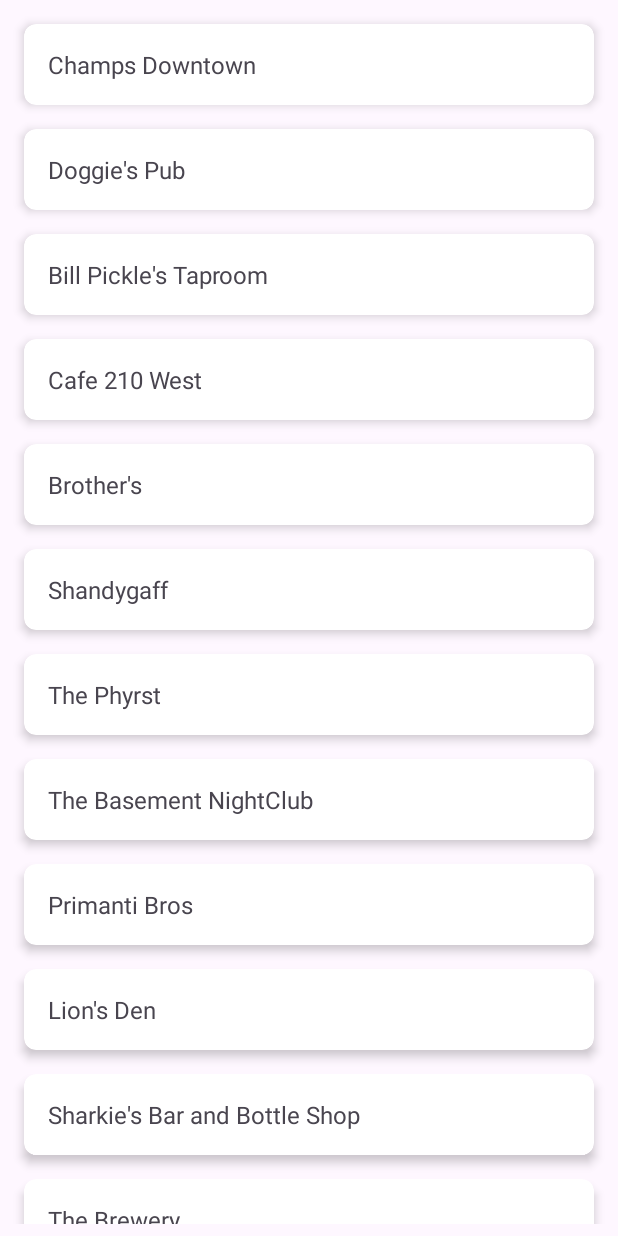
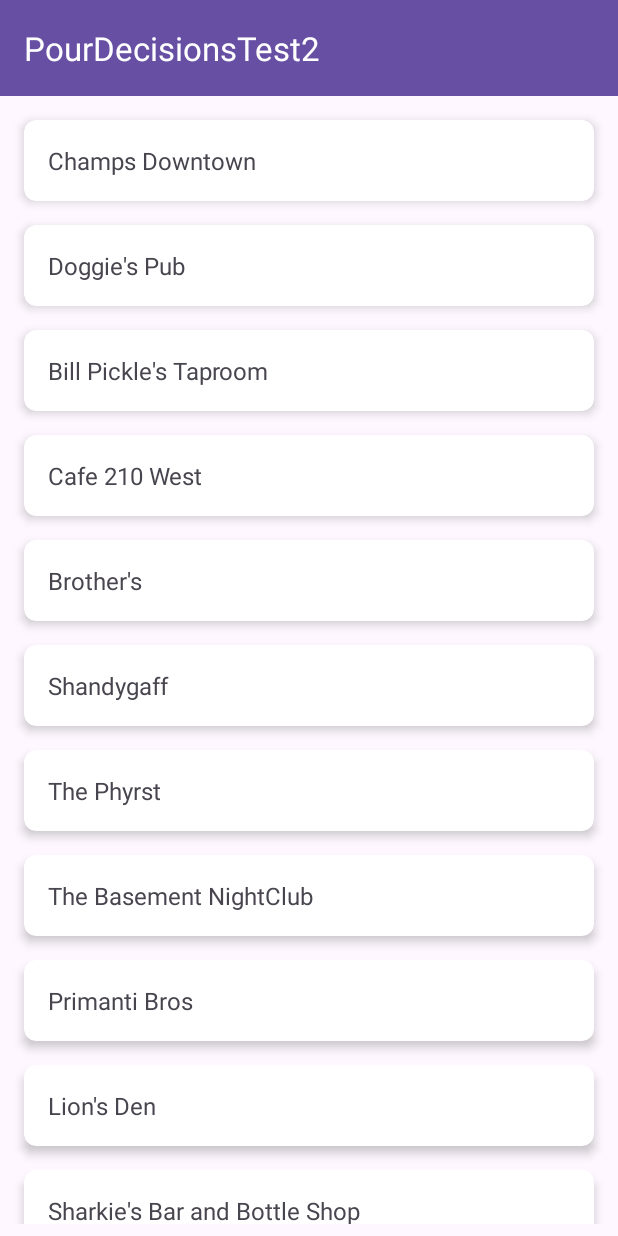
Before and after one commit to DanielWFetterman/PourDecisionsApp, an Android app: the BarsActivity screen opened directly, with no data from a screen before it, on a phone screen of 412 x 824 dp. Run offline under Robolectric (Android 15) with nearby library versions, the light colour scheme and no system bars.

Commit message:
interactive bars

```diff
--- a/app/src/main/java/com/example/pourdecisionstest2/BarsActivity.java
+++ b/app/src/main/java/com/example/pourdecisionstest2/BarsActivity.java
@@ -2,28 +2,42 @@
 package com.example.pourdecisionstest2;
 
 import android.os.Bundle;
+import android.view.View;
+import android.widget.Toast;
 import androidx.appcompat.app.AppCompatActivity;
+import androidx.appcompat.widget.Toolbar;
 import androidx.recyclerview.widget.LinearLayoutManager;
 import androidx.recyclerview.widget.RecyclerView;
-
-import com.example.pourdecisionstest2.BarsAdapter;
+import java.util.Arrays;
+import java.util.List;
 
 public class BarsActivity extends AppCompatActivity {
-    String[] bars = {
-            "Champs Downtown",
-            "Doggie's Pub",
-            "Bill Pickle's Taproom",
-            "Cafe 210 West",
-            "Brother's",
-            "Shandygaff",
-            "The Phyrst",
-            "The Basement NightClub",
-            "Primanti Bros",
-            "Lion's Den",
-            "Sharkie's Bar and Bottle Shop",
-            "The Brewery",
-            "Champs North Atherton"
-    };
+
+    public static class Bar {
+        String name;
+        List<String> deals;
+
+        public Bar(String name, List<String> deals) {
+            this.name = name;
+            this.deals = deals;
+        }
+    }
+
+    List<Bar> bars = Arrays.asList(
+            new Bar("Champs Downtown", Arrays.asList("Half-off wings", "$2 drafts")),
+            new Bar("Doggie's Pub", Arrays.asList("$1 wells", "Free cover before 10")),
+            new Bar("Bill Pickle's Taproom", Arrays.asList("Buy 1 Get 1 Free pitchers")),
+            new Bar("Cafe 210 West", Arrays.asList("Happy hour 4-6 PM", "$3 Margaritas")),
+            new Bar("Brother's", Arrays.asList("Trivia night deals")),
+            new Bar("Shandygaff", Arrays.asList("Dollar beers 9–11 PM")),
+            new Bar("The Phyrst", Arrays.asList("Green beer specials")),
+            new Bar("The Basement NightClub", Arrays.asList("Ladies night: Free drinks")),
+            new Bar("Primanti Bros", Arrays.asList("Wing night Thursday")),
+            new Bar("Lion's Den", Arrays.asList("Karaoke specials")),
+            new Bar("Sharkie's Bar and Bottle Shop", Arrays.asList("$2 shots", "$3 beers")),
+            new Bar("The Brewery", Arrays.asList("Live music drink specials")),
+            new Bar("Champs North Atherton", Arrays.asList("Sports night: $4 pitchers"))
+    );
 
     @Override
     protected void onCreate(Bundle savedInstanceState) {
@@ -32,6 +46,18 @@
 
         RecyclerView recyclerView = findViewById(R.id.recycler_bars);
         recyclerView.setLayoutManager(new LinearLayoutManager(this));
-        recyclerView.setAdapter(new BarsAdapter(bars));
+        recyclerView.setAdapter(new BarsAdapter(bars, this::showDealsPopup));
+
+        Toolbar toolbar = findViewById(R.id.my_toolbar);
+        setSupportActionBar(toolbar);
+    }
+
+    private void showDealsPopup(Bar bar) {
+        String message = String.join("\n", bar.deals);
+        new androidx.appcompat.app.AlertDialog.Builder(this)
+                .setTitle(bar.name + " Deals")
+                .setMessage(message)
+                .setPositiveButton("OK", null)
+                .show();
     }
 }
--- a/app/src/main/java/com/example/pourdecisionstest2/BarsAdapter.java
+++ b/app/src/main/java/com/example/pourdecisionstest2/BarsAdapter.java
@@ -1,4 +1,3 @@
-// File: BarsAdapter.java
 package com.example.pourdecisionstest2;
 
 import android.view.LayoutInflater;
@@ -7,12 +6,19 @@
 import android.widget.TextView;
 import androidx.annotation.NonNull;
 import androidx.recyclerview.widget.RecyclerView;
+import java.util.List;
 
 public class BarsAdapter extends RecyclerView.Adapter<BarsAdapter.ViewHolder> {
-    private final String[] localDataSet;
+    public interface BarClickListener {
+        void onBarClick(BarsActivity.Bar bar);
+    }
 
-    public BarsAdapter(String[] dataSet) {
-        localDataSet = dataSet;
+    private final List<BarsActivity.Bar> bars;
+    private final BarClickListener clickListener;
+
+    public BarsAdapter(List<BarsActivity.Bar> bars, BarClickListener clickListener) {
+        this.bars = bars;
+        this.clickListener = clickListener;
     }
 
     public static class ViewHolder extends RecyclerView.ViewHolder {
@@ -21,8 +27,9 @@
             super(view);
             textView = view.findViewById(R.id.card_text);
         }
-        public TextView getTextView() {
-            return textView;
+        public void bind(BarsActivity.Bar bar, BarClickListener listener) {
+            textView.setText(bar.name);
+            itemView.setOnClickListener(v -> listener.onBarClick(bar));
         }
     }
 
@@ -36,11 +43,11 @@
 
     @Override
     public void onBindViewHolder(@NonNull ViewHolder holder, int position) {
-        holder.getTextView().setText(localDataSet[position]);
+        holder.bind(bars.get(position), clickListener);
     }
 
     @Override
     public int getItemCount() {
-        return localDataSet.length;
+        return bars.size();
     }
 }
--- a/app/src/main/res/layout/activity_bars.xml
+++ b/app/src/main/res/layout/activity_bars.xml
@@ -1,6 +1,27 @@
 <?xml version="1.0" encoding="utf-8"?>
-<androidx.recyclerview.widget.RecyclerView xmlns:android="http://schemas.android.com/apk/res/android"
-    android:id="@+id/recycler_bars"
+<androidx.coordinatorlayout.widget.CoordinatorLayout xmlns:android="http://schemas.android.com/apk/res/android"
+    xmlns:app="http://schemas.android.com/apk/res-auto"
     android:layout_width="match_parent"
-    android:layout_height="match_parent"
-    android:padding="8dp" />
+    android:layout_height="match_parent">
+
+    <com.google.android.material.appbar.AppBarLayout
+        android:layout_width="match_parent"
+        android:layout_height="wrap_content">
+
+        <androidx.appcompat.widget.Toolbar
+            android:id="@+id/my_toolbar"
+            android:layout_width="match_parent"
+            android:layout_height="?attr/actionBarSize"
+            android:background="?attr/colorPrimary"
+            android:theme="@style/ThemeOverlay.AppCompat.Dark.ActionBar"
+            app:popupTheme="@style/ThemeOverlay.AppCompat.Light" />
+    </com.google.android.material.appbar.AppBarLayout>
+
+    <androidx.recyclerview.widget.RecyclerView
+        android:id="@+id/recycler_bars"
+        android:layout_width="match_parent"
+        android:layout_height="match_parent"
+        android:padding="8dp"
+        app:layout_behavior="@string/appbar_scrolling_view_behavior" />
+
+</androidx.coordinatorlayout.widget.CoordinatorLayout>
```
